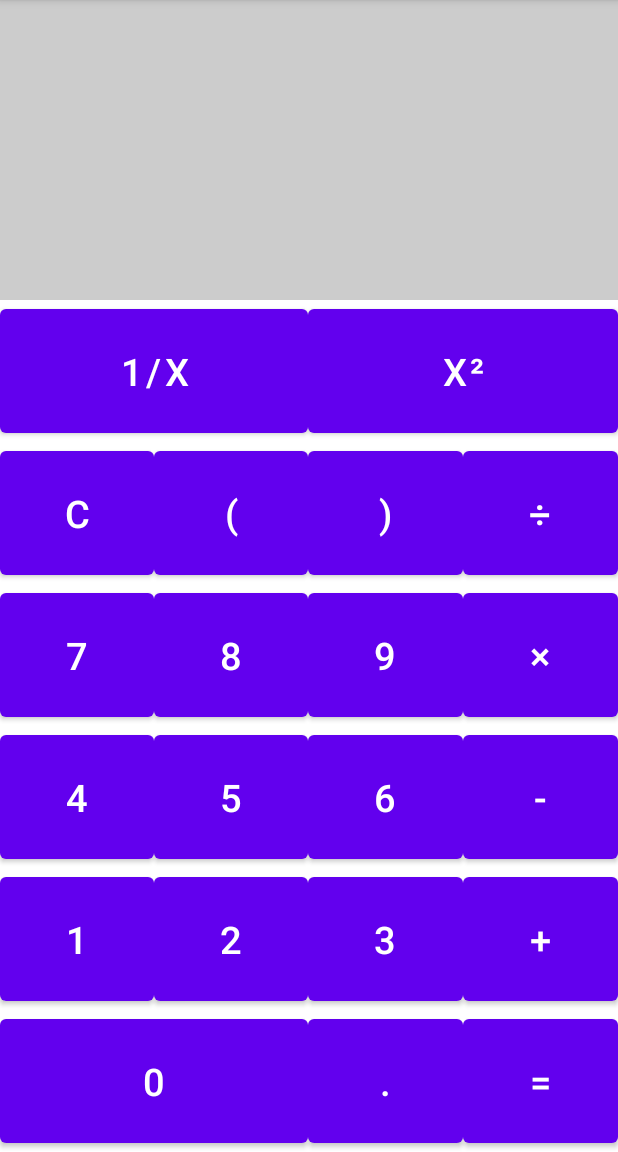
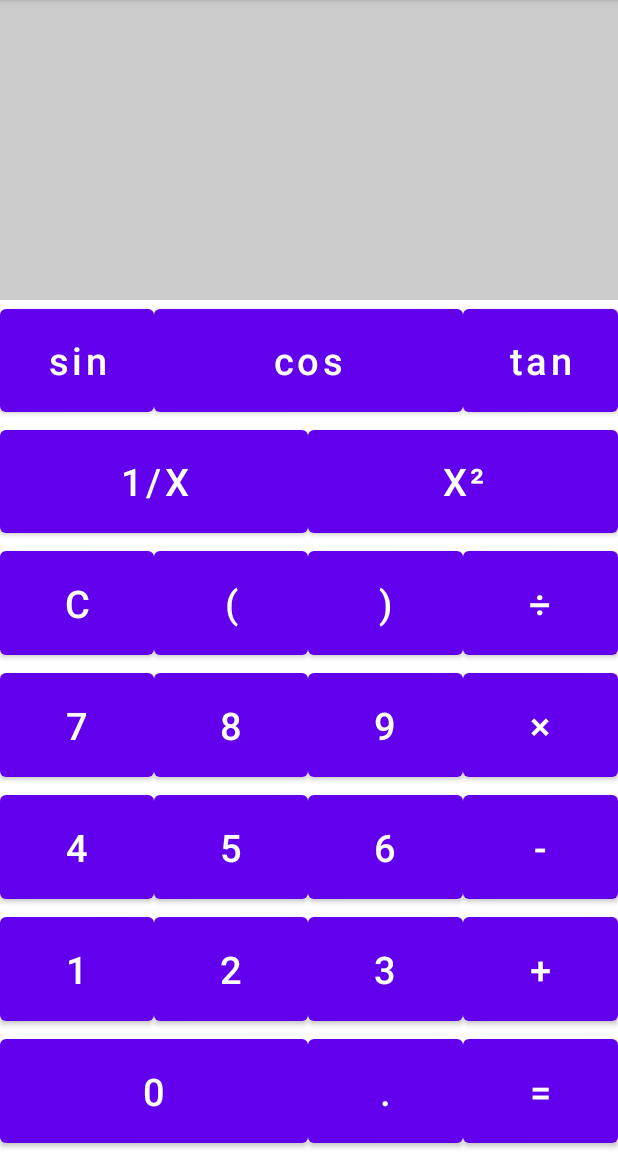
Before and after one commit to opensourcex123/AndroidCalculator, an Android app: the screen it shows after launch (MainActivity), on a phone screen of 412 x 824 dp, the part 84-1236 px from its top. Run offline under Robolectric (Android 15) with nearby library versions, the phone set to English and light mode, and no system bars.

Commit message:
添加三角函数

```diff
--- a/app/src/main/res/layout/activity_main.xml
+++ b/app/src/main/res/layout/activity_main.xml
@@ -3,7 +3,7 @@
     android:layout_width="match_parent"
     android:layout_height="match_parent"
     android:columnCount="4"
-    android:rowCount="7">
+    android:rowCount="8">
 
     <EditText
         android:id="@+id/content"
@@ -11,9 +11,37 @@
         android:layout_height="200dp"
         android:layout_columnSpan="4"
         android:layout_gravity="bottom|end"
+        android:gravity="top|start"
         android:textSize="50sp"
         android:background="#ccc"/>
-
+    <Button
+        android:id="@+id/button_sin"
+        android:layout_width="0dp"
+        android:layout_height="0dp"
+        android:text="@string/sin"
+        android:layout_columnWeight="1"
+        android:layout_rowWeight="1"
+        android:textAllCaps="false"
+        android:textSize="25sp" />
+    <Button
+        android:id="@+id/button_cos"
+        android:layout_width="0dp"
+        android:layout_height="0dp"
+        android:text="@string/cos"
+        android:textAllCaps="false"
+        android:layout_columnWeight="1"
+        android:layout_rowWeight="1"
+        android:layout_columnSpan="2"
+        android:textSize="25sp" />
+    <Button
+        android:id="@+id/button_tan"
+        android:layout_width="0dp"
+        android:layout_height="0dp"
+        android:text="@string/tan"
+        android:textAllCaps="false"
+        android:layout_columnWeight="1"
+        android:layout_rowWeight="1"
+        android:textSize="25sp" />
     <Button
         android:id="@+id/button_reverse"
         android:layout_width="0dp"
--- a/app/src/main/res/values/strings.xml
+++ b/app/src/main/res/values/strings.xml
@@ -17,4 +17,7 @@
     <string name="baseChange">进制转换</string>
     <string name="cal">计算器</string>
     <string name="delete">Del</string>
+    <string name="sin">sin</string>
+    <string name="cos">cos</string>
+    <string name="tan">tan</string>
 </resources>
```
Also changed, not shown: app/src/main/java/com/example/javacalculator/MainActivity.java (+116 -2 lines).
